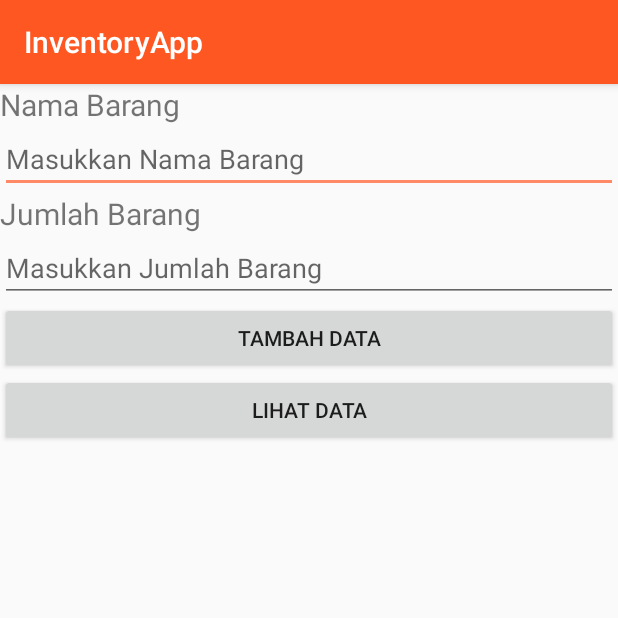
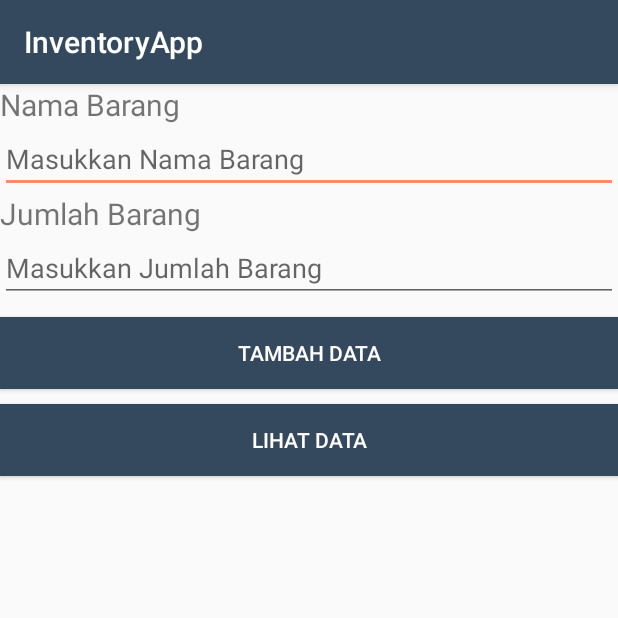
Before and after one commit to fathuriady/RPLku, an Android app: the TambahDataActivity screen opened directly, with no data from a screen before it, on a phone screen of 412 x 824 dp, the top half of it. Run offline under Robolectric (Android 15) with nearby library versions, the phone set to English and light mode, and no system bars.

Commit message:
Ganti warna dan logo

```diff
--- a/app/src/main/AndroidManifest.xml
+++ b/app/src/main/AndroidManifest.xml
@@ -5,9 +5,9 @@
     <uses-permission android:name="android.permission.INTERNET"/>
     <application
         android:allowBackup="true"
-        android:icon="@mipmap/ic_launcher"
+        android:icon="@drawable/logoa"
         android:label="@string/app_name"
-        android:roundIcon="@mipmap/ic_launcher_round"
+        android:roundIcon="@drawable/logoa"
         android:supportsRtl="true"
         android:theme="@style/AppTheme"
         >
--- a/app/src/main/java/com/rpl/rplku/LihatData.java
+++ b/app/src/main/java/com/rpl/rplku/LihatData.java
@@ -188,7 +188,6 @@ public class LihatData extends AppCompatActivity implements View.OnClickListener
                     public void onClick(DialogInterface arg0, int arg1) {
                         deleteBarang();
                         startActivity(new Intent(LihatData.this,LresepActivity.class));
-                        finish();
                     }
                 });
 
--- a/app/src/main/res/layout/activity_main.xml
+++ b/app/src/main/res/layout/activity_main.xml
@@ -10,7 +10,7 @@
         android:id="@+id/imgLogo"
         android:layout_width="150dp"
         android:layout_height="150dp"
-        app:srcCompat="@drawable/logo"
+        app:srcCompat="@drawable/logoa"
         android:layout_centerHorizontal="true"
         android:layout_marginTop="50dp"
         />
@@ -22,6 +22,8 @@
         android:layout_below="@+id/imgLogo"
         android:layout_centerHorizontal="true"
         android:layout_marginTop="30dp"
+        android:background="@color/colorPrimary"
+        android:textColor="#fff"
         android:text="Stok Barang"
         />
 
@@ -33,5 +35,7 @@
         android:layout_centerHorizontal="true"
         android:layout_marginTop="15dp"
         android:text="Tentang"
+        android:background="@color/colorPrimary"
+        android:textColor="#fff"
         />
 </RelativeLayout>
--- a/app/src/main/res/layout/activity_tambah_data.xml
+++ b/app/src/main/res/layout/activity_tambah_data.xml
@@ -31,16 +31,24 @@
         />
 
     <Button
+        android:layout_marginTop="10dp"
         android:id="@+id/btnTambahData"
         android:layout_width="match_parent"
         android:layout_height="wrap_content"
-        android:text="Tambah Data"/>
+        android:text="Tambah Data"
+        android:background="@color/colorPrimary"
+        android:textColor="#fff"
+        />
 
     <Button
+        android:layout_marginTop="10dp"
         android:id="@+id/btnPindahListV"
         android:layout_width="match_parent"
         android:layout_height="wrap_content"
         android:text="Lihat Data"
+        android:background="@color/colorPrimary"
+        android:textColor="#fff"
+
         />
 
 </LinearLayout>
--- a/app/src/main/res/layout/listview.xml
+++ b/app/src/main/res/layout/listview.xml
@@ -12,7 +12,7 @@
             android:layout_height="50dp"
             android:text="Nama Barang"
             android:gravity="center"
-            android:background="@color/colorAccent"
+            android:background="@color/colorPrimary"
             android:textColor="#fff"
             />
 
@@ -25,7 +25,7 @@
             android:gravity="center"
             android:text="0"
             android:layout_marginLeft="5dp"
-            android:background="@color/colorAccent"
+            android:background="@color/colorPrimary"
             android:textColor="#fff"
             />
 
--- a/app/src/main/res/values/colors.xml
+++ b/app/src/main/res/values/colors.xml
@@ -1,6 +1,6 @@
 <?xml version="1.0" encoding="utf-8"?>
 <resources>
-    <color name="colorPrimary">#FF5722</color>
-    <color name="colorPrimaryDark">#DD2C00</color>
+    <color name="colorPrimary">#34495e</color>
+    <color name="colorPrimaryDark">#34495e</color>
     <color name="colorAccent">#FF8A65</color>
 </resources>
```
Also changed, not shown: app/src/main/res/layout/activity_lresep.xml (+6 -3 lines), app/src/main/res/drawable/logoa.jpeg (added).
